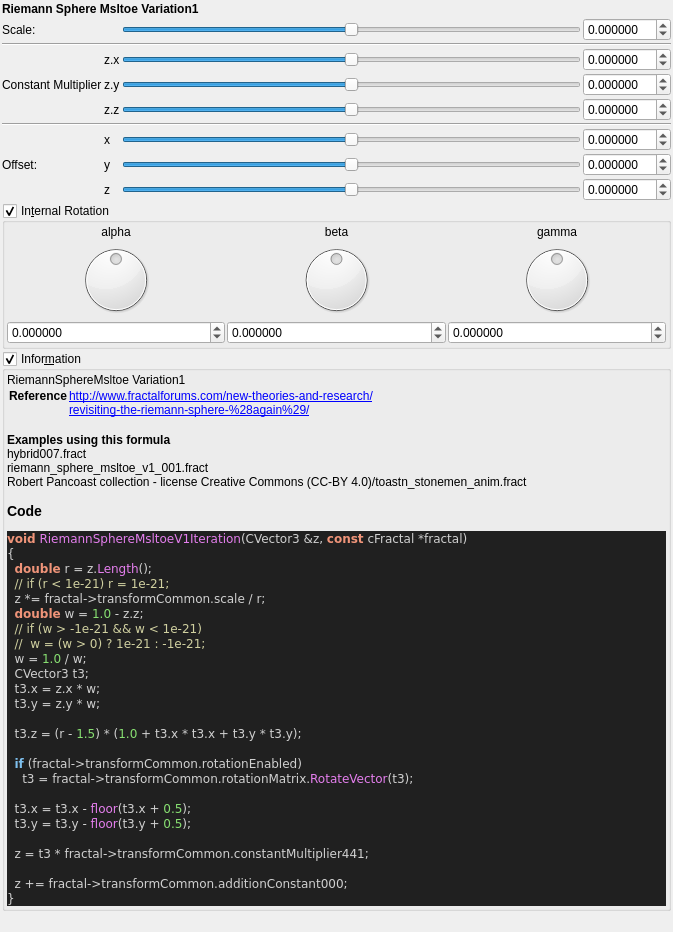
Before: the Qt Designer form mandelbulber2/qt_data/fractal_riemann_sphere_msltoeV1.ui in buddhi1980/mandelbulber2, drawn with Qt 5.
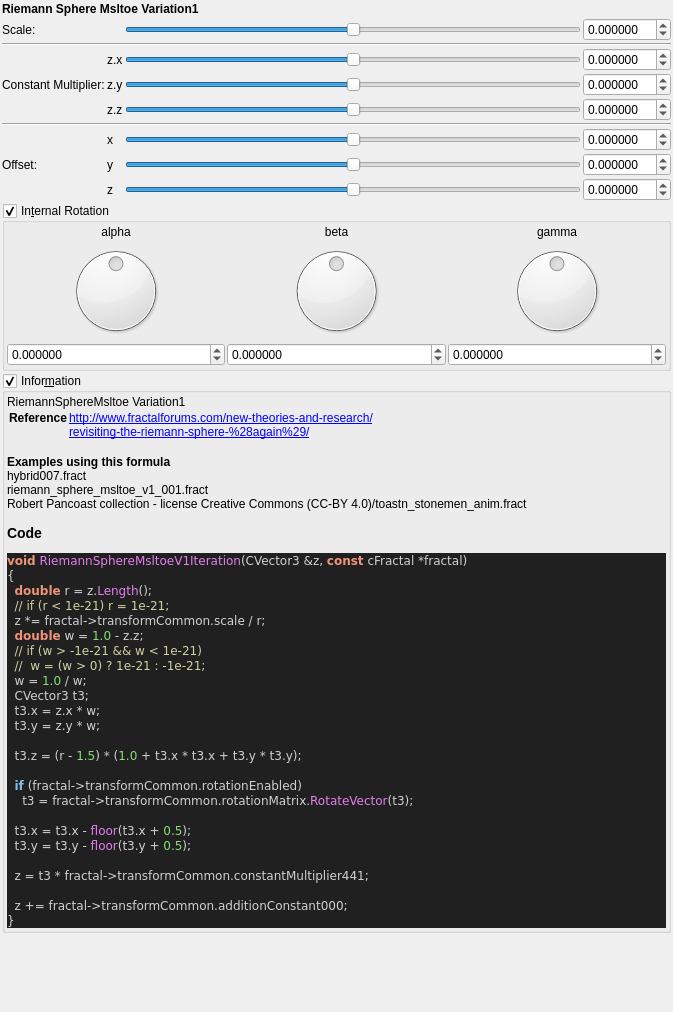
After: the same form once the commit is applied. Custom widgets are drawn as their Qt base class.

What changed in the file:
```diff
--- a/mandelbulber2/qt_data/fractal_riemann_sphere_msltoeV1.ui
+++ b/mandelbulber2/qt_data/fractal_riemann_sphere_msltoeV1.ui
@@ -7,7 +7,7 @@
     <x>0</x>
     <y>0</y>
     <width>673</width>
-    <height>932</height>
+    <height>1012</height>
    </rect>
   </property>
   <property name="windowTitle">
@@ -106,7 +106,7 @@
      <item row="3" column="1">
       <widget class="QLabel" name="label_108">
        <property name="text">
-        <string>Constant Multiplier</string>
+        <string>Constant Multiplier:</string>
        </property>
       </widget>
      </item>
```
Left out of the diff: 26 changed lines with no effect on the pictures.
